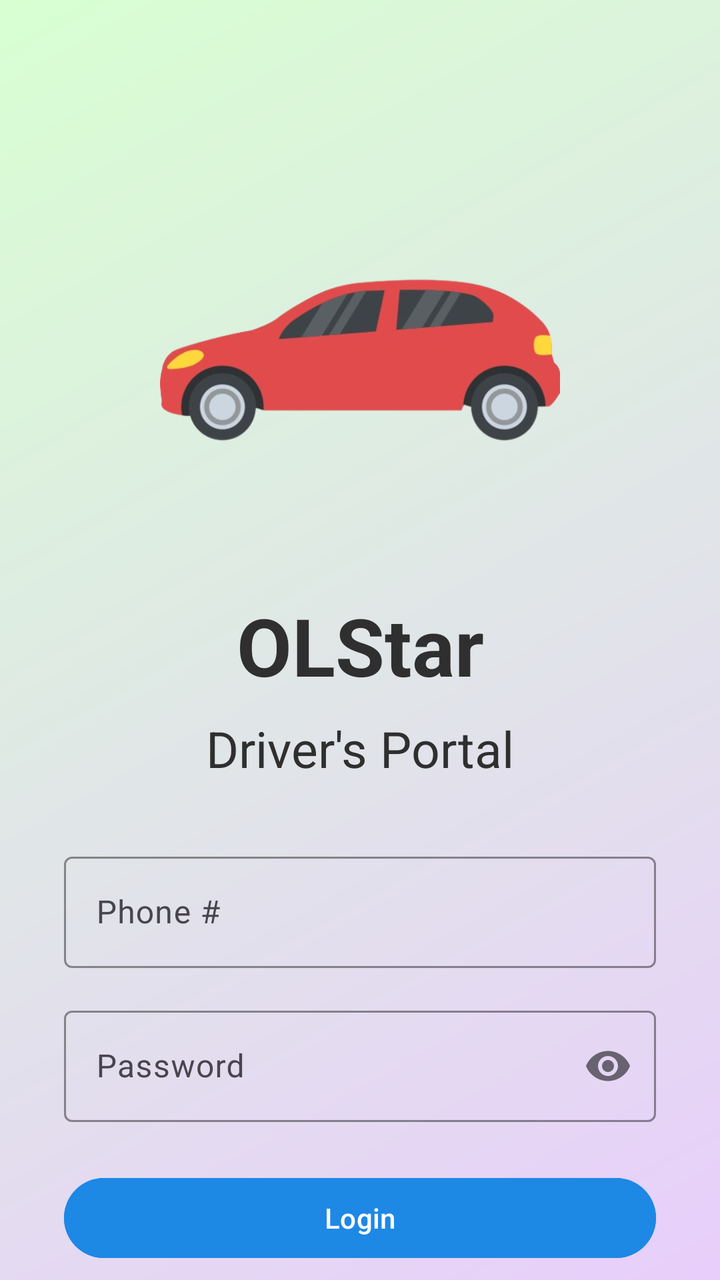
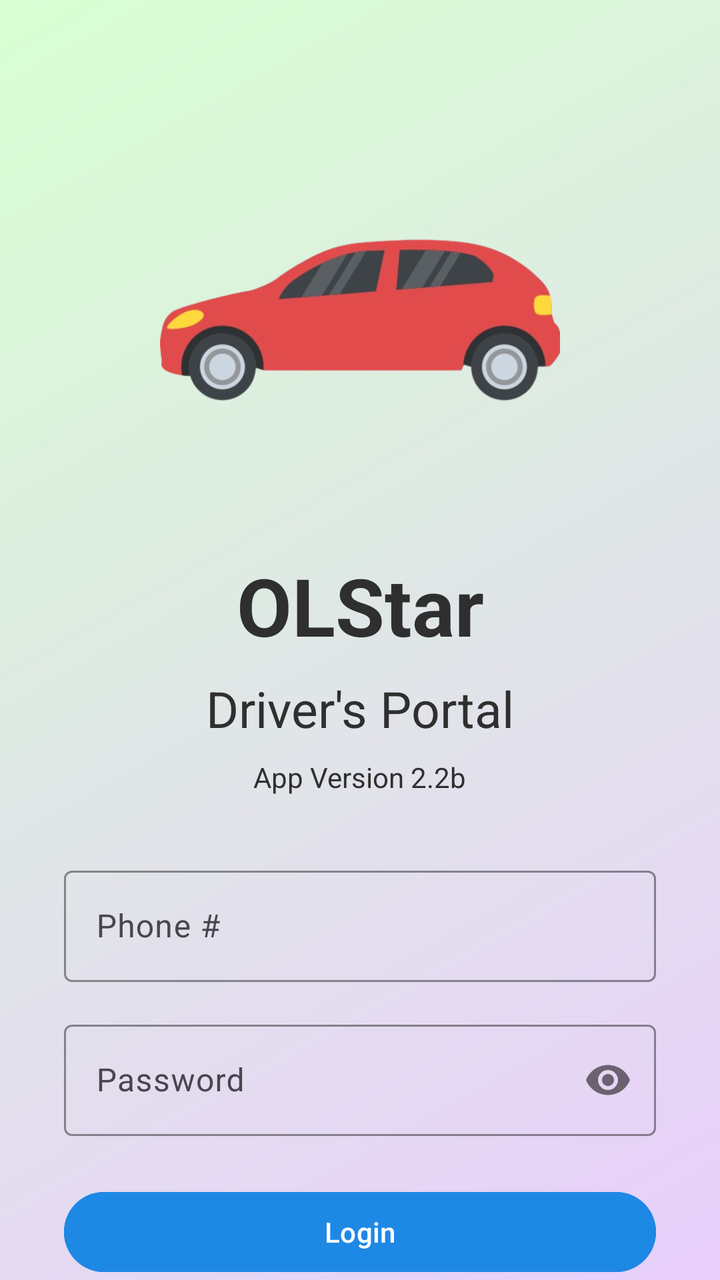

The first picture is an Android layout as it rendered before a commit; the second is the same layout after the commit. The layout source and the unified diff follow.
<!-- AndroidManifest.xml: application theme Theme.OLStar -->
<!-- res/layout/activity_main.xml -->
<?xml version="1.0" encoding="utf-8"?>
<androidx.constraintlayout.widget.ConstraintLayout
    xmlns:android="http://schemas.android.com/apk/res/android"
    xmlns:app="http://schemas.android.com/apk/res-auto"
    android:id="@+id/loginLayout"
    android:layout_width="match_parent"
    android:layout_height="match_parent"
    android:fitsSystemWindows="true"
    android:background="@drawable/splash_background">

    
    <ImageView
        android:id="@+id/logo"
        android:layout_width="200dp"
        android:layout_height="200dp"
        android:src="@drawable/ic_car"
        android:contentDescription="@string/app_name"
        app:layout_constraintTop_toTopOf="parent"
        app:layout_constraintStart_toStartOf="parent"
        app:layout_constraintEnd_toEndOf="parent"
        android:layout_marginTop="80dp"/>

    
    <TextView
        android:id="@+id/appName"
        android:layout_width="wrap_content"
        android:layout_height="wrap_content"
        android:text="@string/app_name"
        android:textSize="40sp"
        android:textStyle="bold"
        android:textColor="@color/grey"
        app:layout_constraintTop_toBottomOf="@id/logo"
        app:layout_constraintStart_toStartOf="parent"
        app:layout_constraintEnd_toEndOf="parent"
        android:layout_marginTop="16dp"/>

    
    <TextView
        android:id="@+id/tagline"
        android:layout_width="wrap_content"
        android:layout_height="wrap_content"
        android:text="Driver's Portal"
        android:textSize="25sp"
        android:textColor="@color/grey"
        app:layout_constraintTop_toBottomOf="@id/appName"
        app:layout_constraintStart_toStartOf="parent"
        app:layout_constraintEnd_toEndOf="parent"
        android:layout_marginTop="8dp"/>

    <com.google.android.material.textfield.TextInputLayout
        android:id="@+id/phoneLayout"
        android:layout_width="0dp"
        android:layout_height="wrap_content"
        android:hint="Phone #"
        app:boxStrokeColor="@android:color/black"
        app:boxStrokeWidthFocused="2dp"
        app:hintTextColor="@android:color/black"
        app:layout_constraintTop_toBottomOf="@id/tagline"
        app:layout_constraintStart_toStartOf="parent"
        app:layout_constraintEnd_toEndOf="parent"
        android:layout_marginStart="32dp"
        android:layout_marginEnd="32dp"
        android:layout_marginTop="32dp">

        <com.google.android.material.textfield.TextInputEditText
            android:id="@+id/phoneInput"
            android:layout_width="match_parent"
            android:layout_height="wrap_content"
            android:inputType="text"
            android:textColor="@android:color/black"
            android:textColorHint="@android:color/black"/>
    </com.google.android.material.textfield.TextInputLayout>

    <com.google.android.material.textfield.TextInputLayout
        android:id="@+id/passwordLayout"
        android:layout_width="0dp"
        android:layout_height="wrap_content"
        android:hint="Password"
        app:passwordToggleEnabled="true"
        app:boxStrokeColor="@android:color/black"
        app:boxStrokeWidthFocused="2dp"
        app:hintTextColor="@android:color/black"
        app:layout_constraintTop_toBottomOf="@id/phoneLayout"
        app:layout_constraintStart_toStartOf="@id/phoneLayout"
        app:layout_constraintEnd_toEndOf="@id/phoneLayout"
        android:layout_marginTop="16dp">

        <com.google.android.material.textfield.TextInputEditText
            android:id="@+id/passwordInput"
            android:layout_width="match_parent"
            android:layout_height="wrap_content"
            android:inputType="textPassword"
            android:textColor="@android:color/black"
            android:textColorHint="@android:color/black"/>
    </com.google.android.material.textfield.TextInputLayout>

    
    <Button
        android:id="@+id/loginBtn"
        android:layout_width="0dp"
        android:layout_height="wrap_content"
        android:text="Login"
        android:textColor="@android:color/white"
        android:backgroundTint="#1E88E5"
        android:layout_marginTop="24dp"
        app:layout_constraintTop_toBottomOf="@id/passwordLayout"
        app:layout_constraintStart_toStartOf="@id/passwordLayout"
        app:layout_constraintEnd_toEndOf="@id/passwordLayout"/>

    
    <LinearLayout
        android:id="@+id/fingerprintContainer"
        android:layout_width="wrap_content"
        android:layout_height="wrap_content"
        android:orientation="vertical"
        android:gravity="center"
        android:layout_marginTop="14dp"
        app:layout_constraintTop_toBottomOf="@id/loginBtn"
        app:layout_constraintStart_toStartOf="parent"
        app:layout_constraintEnd_toEndOf="parent">

        <ImageView
            android:id="@+id/fingerprintIcon"
            android:layout_width="48dp"
            android:layout_height="48dp"
            android:src="@drawable/ic_fingerprint"
            android:contentDescription="Fingerprint Login"/>

        <TextView
            android:id="@+id/fingerprintText"
            android:layout_width="wrap_content"
            android:layout_height="wrap_content"
            android:text="Login with Fingerprint"
            android:textColor="@android:color/black"
            android:textSize="14sp"
            android:layout_marginTop="8dp"/>
    </LinearLayout>

</androidx.constraintlayout.widget.ConstraintLayout>
<!-- resources referenced by this layout -->
<resources>
  <color name="grey">#2F2F2F</color>
  <!-- drawable ic_car: png bitmap (drawable, 100994 bytes) -->
  <!-- drawable ic_fingerprint: png bitmap (drawable, 22054 bytes) -->
  <!-- drawable splash_background (drawable) -->
  <?xml version="1.0" encoding="utf-8"?>
  <shape xmlns:android="http://schemas.android.com/apk/res/android"
      android:shape="rectangle">
  
      <gradient
          android:startColor="#D8FFD2"
          android:endColor="#E8CEFB"
          android:angle="315"/>
  </shape>
  <string name="app_name">OLStar</string>
  <style name="Theme.OLStar" parent="Base.Theme.OLStar" />
  <style name="Base.Theme.OLStar" parent="Theme.Material3.DayNight.NoActionBar">
          
          
      </style>
</resources>

<!-- the commit's change to res/layout/activity_main.xml (unified diff, before → after) -->
@@ -18,7 +18,7 @@
         app:layout_constraintTop_toTopOf="parent"
         app:layout_constraintStart_toStartOf="parent"
         app:layout_constraintEnd_toEndOf="parent"
-        android:layout_marginTop="80dp"/>
+        android:layout_marginTop="60dp"/>
 
     
     <TextView
@@ -47,6 +47,19 @@
         app:layout_constraintEnd_toEndOf="parent"
         android:layout_marginTop="8dp"/>
 
+    
+    <TextView
+        android:id="@+id/version"
+        android:layout_width="wrap_content"
+        android:layout_height="wrap_content"
+        android:text="App Version 2.2b"
+        android:textSize="14sp"
+        android:textColor="@color/grey"
+        app:layout_constraintTop_toBottomOf="@id/tagline"
+        app:layout_constraintStart_toStartOf="parent"
+        app:layout_constraintEnd_toEndOf="parent"
+        android:layout_marginTop="8dp"/>
+
     <com.google.android.material.textfield.TextInputLayout
         android:id="@+id/phoneLayout"
         android:layout_width="0dp"
@@ -55,7 +68,7 @@
         app:boxStrokeColor="@android:color/black"
         app:boxStrokeWidthFocused="2dp"
         app:hintTextColor="@android:color/black"
-        app:layout_constraintTop_toBottomOf="@id/tagline"
+        app:layout_constraintTop_toBottomOf="@id/version"
         app:layout_constraintStart_toStartOf="parent"
         app:layout_constraintEnd_toEndOf="parent"
         android:layout_marginStart="32dp"
